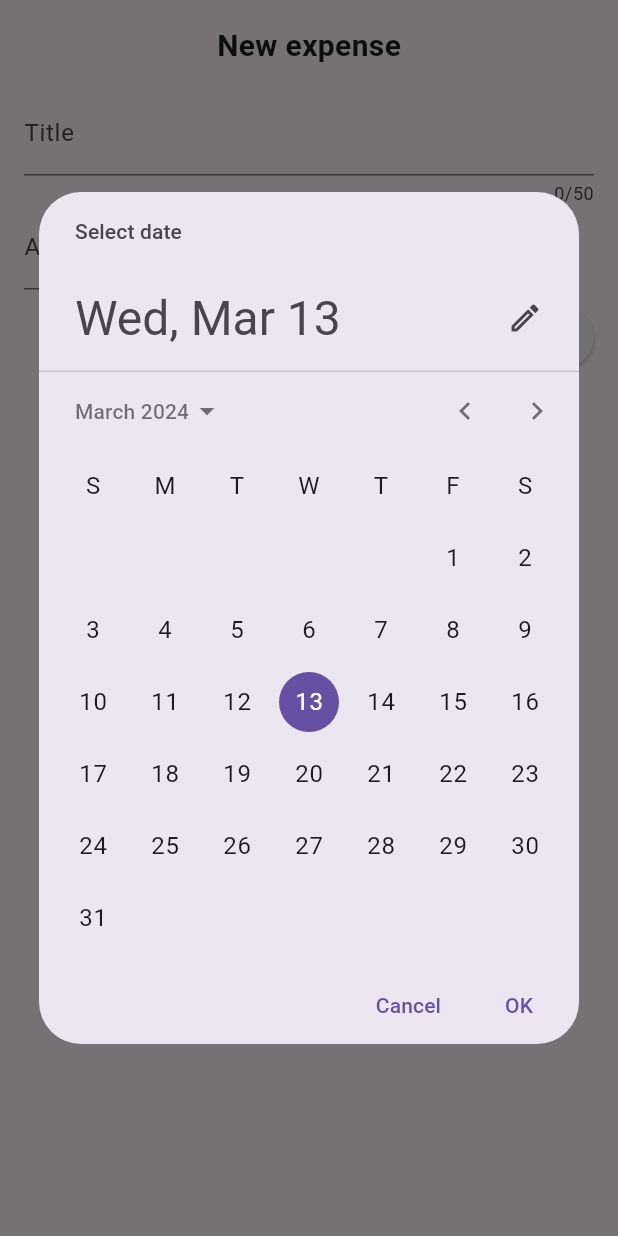
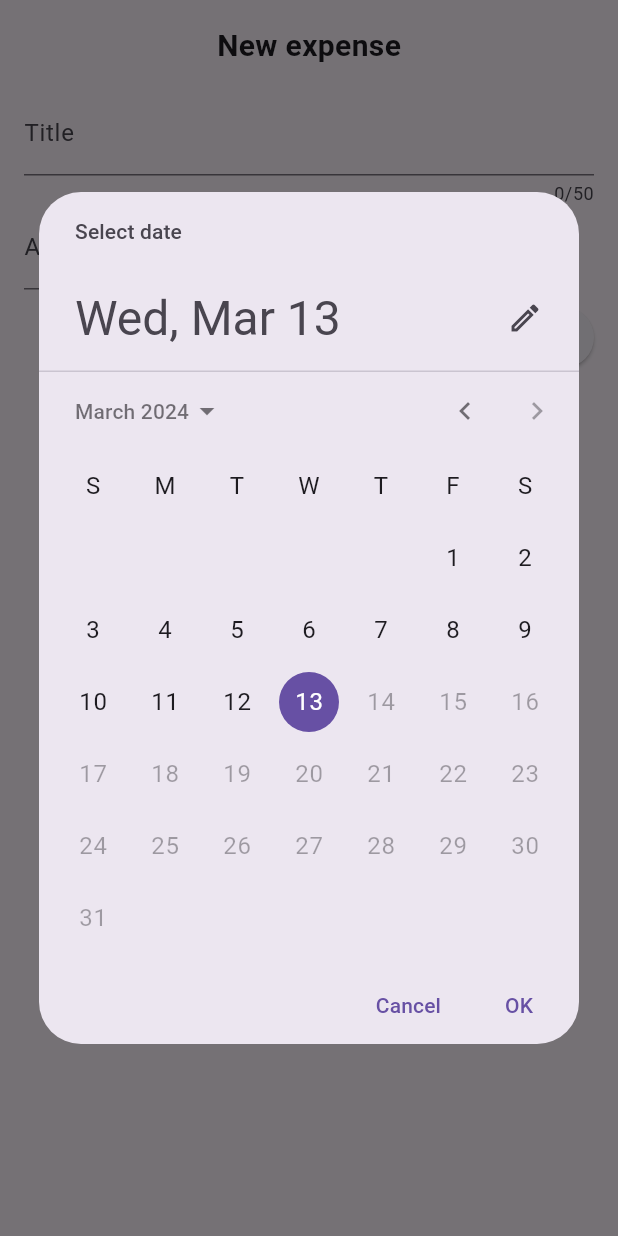
Before and after one commit to alifrizqullahmaruf/expense_tracker, a Flutter app: the NewExpense widget shown alone on an empty page, opened directly, after a tap on the "calendar month" icon, on a phone screen of 412 x 824 dp. Run offline on Flutter 3.47's test engine with Material 3 defaults, Android fonts, the phone set to English and light mode, and no system bars.

Commit message:
Menambahakan selected for date picker

```diff
--- a/lib/Widget/newExpense.dart
+++ b/lib/Widget/newExpense.dart
@@ -1,3 +1,4 @@
+import 'package:expense_tracker/model/expense.dart';
 import 'package:flutter/material.dart';
 
 class NewExpense extends StatefulWidget {
@@ -10,14 +11,20 @@ class NewExpense extends StatefulWidget {
 class _NewExpenseState extends State<NewExpense> {
   final _titleController = TextEditingController();
   final _amountController = TextEditingController();
+  DateTime? _selectedDate;
 
-  void _presentDatePicker() {
-    showDatePicker(
+  void _presentDatePicker() async {
+    final now = DateTime.now();
+    final fistDate = DateTime(now.year - 1, now.month, now.day);
+    final pickedDate = await showDatePicker(
       context: context,
-      initialDate: DateTime.now(),
-      firstDate: DateTime(2015),
-      lastDate: DateTime(2025),
+      initialDate: now,
+      firstDate: fistDate,
+      lastDate: now,
     );
+    setState(() {
+      _selectedDate = pickedDate;
+    });
   }
 
   @override
@@ -60,7 +67,9 @@ class _NewExpenseState extends State<NewExpense> {
                   mainAxisAlignment: MainAxisAlignment.end,
                   crossAxisAlignment: CrossAxisAlignment.center,
                   children: [
-                    const Text('Selected Date'),
+                  Text(_selectedDate == null
+                        ? "Selected Date"
+                        : formatter.format(_selectedDate!)),
                     IconButton(
                       onPressed: _presentDatePicker,
                       icon: const Icon(
--- a/lib/model/expense.dart
+++ b/lib/model/expense.dart
@@ -2,7 +2,7 @@ import 'package:flutter/material.dart';
 import 'package:intl/intl.dart';
 import 'package:uuid/uuid.dart';
 
-final formater = DateFormat.yMd();
+final formatter = DateFormat.yMd();
 const uuid = Uuid();
 
 enum Category { food, travel, leisure, work }
@@ -29,6 +29,6 @@ class Expense {
   final Category category;
 
   String get formatedDate {
-    return formater.format(date);
+    return formatter.format(date);
   }
 }
```
